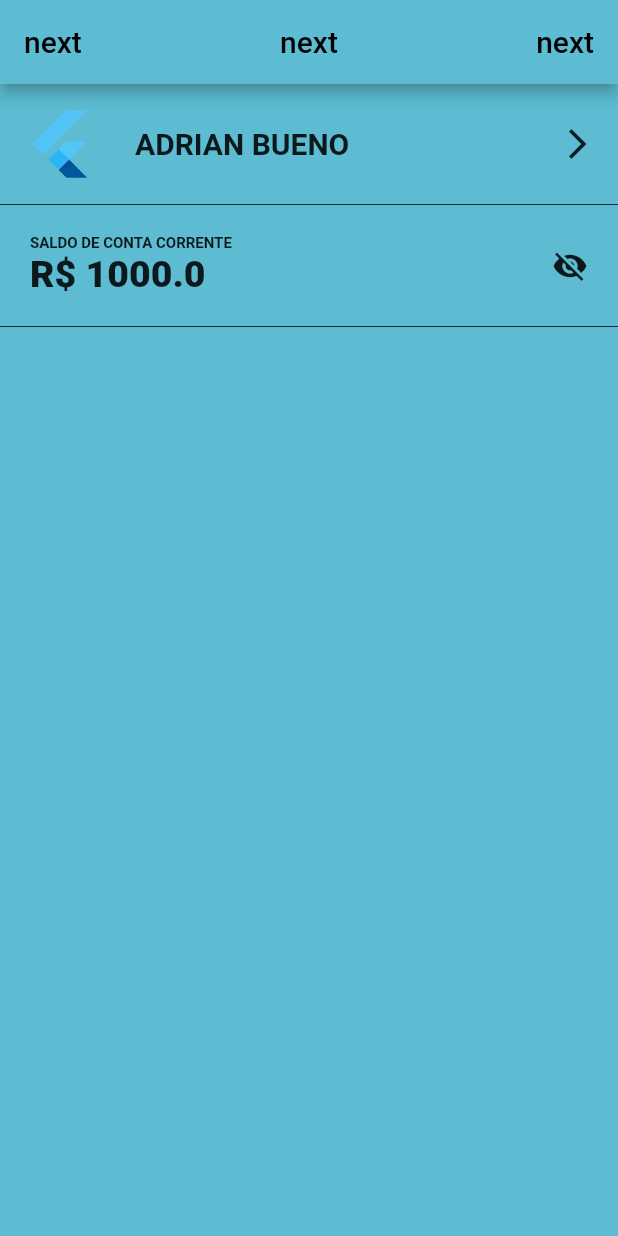
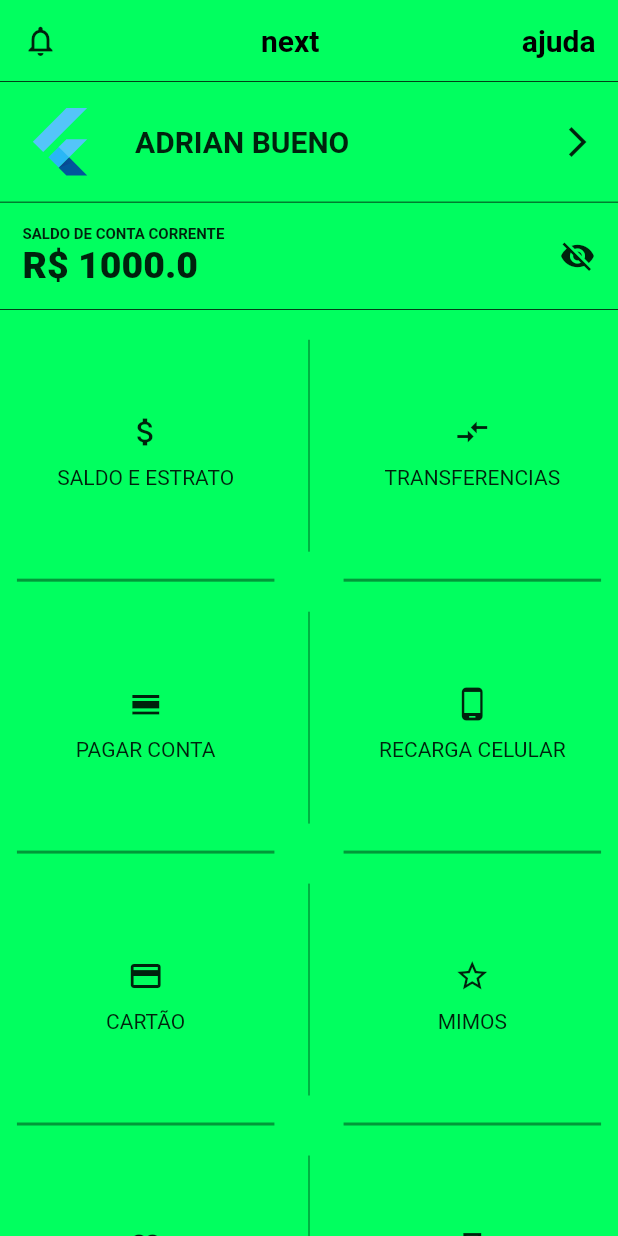
Before and after one commit to adrian7123/clonando_next, a Flutter app: the screen it shows after launch, on a phone screen of 412 x 824 dp. Run offline on Flutter 3.47's test engine with Material 2 defaults, Android fonts, the phone set to English and light mode, and no system bars.

Commit message:
icones e textos de cada item no menu

```diff
--- a/next/lib/pages/Home.dart
+++ b/next/lib/pages/Home.dart
@@ -1,47 +1,34 @@
 import 'package:flutter/material.dart';
+import 'package:next/utils/constants.dart';
+import 'package:next/widgets/BlocoWidget.dart';
+import 'package:next/widgets/ItemsWidget.dart';
+import 'package:next/widgets/myAppBar.dart';
 
 class HomePage extends StatefulWidget {
+
+
   @override
   _HomePageState createState() => _HomePageState();
 }
 
 class _HomePageState extends State<HomePage> {
-    Color _corPrimary = Color.fromRGBO(93, 188, 210, 1);
-    double _saldo = 0;
 
   @override
   Widget build(BuildContext context) {
-    this._saldo = 1000.00;
     return Scaffold(
-      appBar: AppBar(
-        backgroundColor: _corPrimary,
-        title: Row(
-          mainAxisAlignment: MainAxisAlignment.spaceBetween,
-          children: [
-            Text('next', style: TextStyle(color: Colors.black)),
-            Text('next', style: TextStyle(color: Colors.black)),
-            Text('next', style: TextStyle(color: Colors.black)),
-          ],
-        ),
-      ),
       body: Container(
-        color: _corPrimary,
+        color: back_color,
+        child: SingleChildScrollView(
+          scrollDirection: Axis.vertical,
           child: Column(
           children: [
-            Container(
-              decoration: BoxDecoration(
-                border: Border(
-                  bottom: BorderSide(width: .5),
-                ),
-              ),
-              padding: EdgeInsets.all(15),
-              child: Row(
-                mainAxisAlignment: MainAxisAlignment.spaceBetween,
+            MyAppBar(),
+            BlocoWidget(
               children: [
                 Row(
                   children: [
                     Container(
-                        child: FlutterLogo(size: 50,),
+                      child: FlutterLogo(size: 50),
                     ),
                     Container(
                       margin: EdgeInsets.only(left: 25),
@@ -55,33 +42,67 @@
                 )
               ],
             ),
-            ),
-            Container(
-              decoration: BoxDecoration(
-                border: Border(
-                  bottom: BorderSide(width: .5),
-                ),
-              ),
-              padding: EdgeInsets.all(20),
-              child: Row(
-                mainAxisAlignment: MainAxisAlignment.spaceBetween,
+
+            BlocoWidget(
               children: [
                 Column(
                   crossAxisAlignment: CrossAxisAlignment.start,
                   children: [
                     Text('SALDO DE CONTA CORRENTE', style: TextStyle(fontSize: 10, fontWeight: FontWeight.bold)),
-                      Text('R\$ $_saldo', style: TextStyle(fontSize: 25, fontWeight: FontWeight.w800))
+                    Text('R\$ $saldo', style: TextStyle(fontSize: 25, fontWeight: FontWeight.w800))
                   ],
                 ),
+
                 Container(
                   child: Icon(Icons.visibility_off)
                 )
               ],
             ),
+
+            ItemsWidget(
+              col1: [
+                Icons.attach_money,
+                'SALDO E ESTRATO'
+              ],
+              col2: [
+                Icons.compare_arrows,
+                'TRANSFERENCIAS'
+              ],
+            ),
+            ItemsWidget(
+              col1: [
+                Icons.calendar_view_day,
+                'PAGAR CONTA'
+              ],
+              col2: [
+                Icons.phone_android,
+                'RECARGA CELULAR'
+              ],
+            ),
+            ItemsWidget(
+              col1: [
+                Icons.credit_card,
+                'CARTÃO'
+              ],
+              col2: [
+                Icons.star_border,
+                'MIMOS'
+              ],
+            ),
+            ItemsWidget(
+              col1: [
+                Icons.favorite_border,
+                'OBJETIVOS'
+              ],
+              col2: [
+                Icons.hourglass_empty,
+                'FLOW'
+              ],
             ),
           ],
         ),
         )
+      )
     );
   }
 }
--- /dev/null
+++ b/next/lib/utils/constants.dart
@@ -0,0 +1,9 @@
+import 'package:flutter/material.dart';
+
+const Color text_color = Color(0xff000000);
+const Color back_color = Color.fromRGBO(1, 255, 95, 1);
+
+
+const double saldo = 1000;
+
+const Color border_color = Color.fromRGBO(0,0,0,.4);
--- /dev/null
+++ b/next/lib/widgets/BlocoWidget.dart
@@ -0,0 +1,28 @@
+import 'package:flutter/material.dart';
+
+class BlocoWidget extends StatefulWidget {
+  final List<Widget> children;
+
+  BlocoWidget({this.children});
+
+  @override
+  _BlocoWidgetState createState() => _BlocoWidgetState();
+  }
+
+  class _BlocoWidgetState extends State<BlocoWidget> {
+  @override
+  Widget build(BuildContext context) {
+    return Container(
+      decoration: BoxDecoration(
+        border: Border(
+          bottom: BorderSide(width: .5),
+        ),
+      ),
+      padding: EdgeInsets.all(15),
+      child: Row(
+        mainAxisAlignment: MainAxisAlignment.spaceBetween,
+        children: widget.children
+      ),
+    );
+  }
+}
--- /dev/null
+++ b/next/lib/widgets/ItemsWidget.dart
@@ -0,0 +1,86 @@
+import 'package:flutter/material.dart';
+import 'package:next/utils/constants.dart';
+
+
+
+class ItemsWidget extends StatefulWidget {
+  /// um icone e um texto
+  final List col1;
+
+  /// um icone e um texto
+  final List col2;
+
+  ItemsWidget({this.col1, this.col2});
+
+  @override
+  _ItemsWidgetState createState() => _ItemsWidgetState();
+  }
+
+  class _ItemsWidgetState extends State<ItemsWidget> {
+  @override
+  Widget build(BuildContext context) {
+    double height = MediaQuery.of(context).size.height;
+    // double width = MediaQuery.of(context).size.width;
+
+    return Container(
+      height: height * .22,
+      child: Row(
+        mainAxisAlignment: MainAxisAlignment.spaceAround,
+        children: [
+          Item(
+            icon: widget.col1[0],
+            text: widget.col1[1],
+          ),
+          LinhaVertical(),
+          Item(
+            icon: widget.col2[0],
+            text: widget.col2[1],
+
+          ),
+        ]
+      )
+    );
+  }
+}
+
+class LinhaVertical extends StatelessWidget {
+  @override
+  Widget build(BuildContext context) {
+    return Container(
+      margin: EdgeInsets.symmetric(vertical: 20),
+      width: 1,
+      child: Container(
+        color: border_color
+      ),
+
+    );
+  }
+}
+
+class Item extends StatelessWidget {
+  final IconData icon;
+  final String text;
+
+  Item({this.icon, this.text});
+
+  @override
+  Widget build(BuildContext context) {
+    double width = MediaQuery.of(context).size.width;
+    return Container(
+      width: width / 2.4,
+      decoration: BoxDecoration(
+        border: Border(bottom: BorderSide(color: border_color, width: 2))
+      ),
+      child: Column(
+        mainAxisAlignment: MainAxisAlignment.center,
+        children: [
+          Padding(
+            padding: EdgeInsets.all(10),
+            child: Icon(this.icon)
+          ),
+          Text(this.text),
+        ]
+      )
+    );
+  }
+}
--- /dev/null
+++ b/next/lib/widgets/myAppBar.dart
@@ -0,0 +1,42 @@
+import 'package:flutter/material.dart';
+import 'package:next/utils/constants.dart';
+
+class MyAppBar extends StatelessWidget {
+  @override
+  Widget build(BuildContext context) {
+    return SafeArea(
+      child: Container(
+        decoration: BoxDecoration(
+          border: Border(bottom: BorderSide(width: .5))
+        ),
+        child: Padding(
+          padding: EdgeInsets.all(15),
+          child: Row(
+            mainAxisAlignment: MainAxisAlignment.spaceBetween,
+            children: [
+              Icon(
+                Icons.notifications_none
+              ),
+              Text(
+                'next',
+                style: TextStyle(
+                  color: text_color,
+                  fontSize: 20,
+                  fontWeight: FontWeight.bold
+                )
+              ),
+              Text(
+                'ajuda',
+                style: TextStyle(
+                  color: text_color,
+                  fontSize: 20,
+                  fontWeight: FontWeight.bold
+                )
+              ),
+            ],
+          ),
+        ),
+      ),
+    );
+  }
+}
```
Lines whose indentation alone changed are shown as unchanged.
